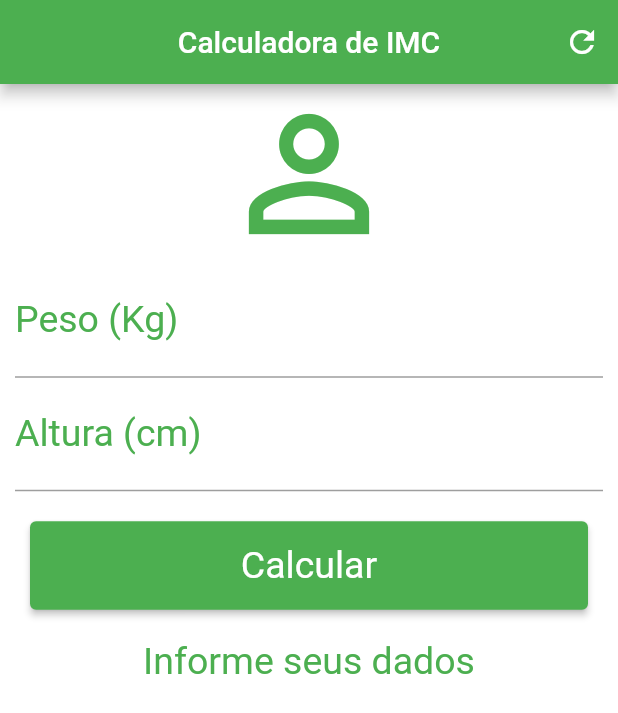
After one commit to ciroct/imc_mobile, a Flutter app: the screen it shows after launch, on a phone screen of 412 x 824 dp. The commit adds this screen. Shown: the top 713 px of the screen. Run offline on Flutter 3.47's test engine with Material 2 defaults, Android fonts, the phone set to English and light mode, and no system bars.

Commit message:
Refatorando o codigo: passando dados como parametros do construtor

```diff
--- /dev/null
+++ b/lib/forms/imc_form.dart
@@ -0,0 +1,112 @@
+import 'package:flutter/material.dart';
+
+// ignore: must_be_immutable
+class ImcForm extends StatefulWidget {
+  final TextEditingController weightController;
+  final TextEditingController heightController;
+  String infoText;
+
+  ImcForm(
+      {Key? key,
+      required this.weightController,
+      required this.heightController,
+      required this.infoText})
+      : super(key: key);
+
+  @override
+  _ImcFormState createState() => _ImcFormState();
+}
+
+class _ImcFormState extends State<ImcForm> {
+  final GlobalKey<FormState> _formKey = GlobalKey<FormState>();
+
+  void _calculate() {
+    var weight = double.parse(widget.weightController.text);
+    var height = double.parse(widget.heightController.text) / 100;
+    var imc = weight / (height * height);
+    setState(() {
+      if (imc < 18.9) {
+        widget.infoText = "Abaixo do Peso (${imc.toStringAsPrecision(3)})";
+      } else if (imc < 24.9) {
+        widget.infoText = "Peso Ideal (${imc.toStringAsPrecision(3)})";
+      } else if (imc < 29.9) {
+        widget.infoText =
+            "Levemente Acima do Peso (${imc.toStringAsPrecision(3)})";
+      } else if (imc < 34.9) {
+        widget.infoText = "Obesidade Grau I (${imc.toStringAsPrecision(3)})";
+      } else if (imc < 39.9) {
+        widget.infoText = "Obesidade Grau II (${imc.toStringAsPrecision(3)})";
+      } else {
+        widget.infoText = "Obesidade Grau III (${imc.toStringAsPrecision(3)})";
+      }
+    });
+  }
+
+  @override
+  Widget build(BuildContext context) {
+    return Form(
+      key: _formKey,
+      child: Column(
+        crossAxisAlignment: CrossAxisAlignment.stretch,
+        children: <Widget>[
+          const Icon(
+            Icons.person_outline,
+            size: 120.0,
+            color: Colors.green,
+          ),
+          TextFormField(
+            keyboardType: TextInputType.number,
+            decoration: const InputDecoration(
+                labelText: 'Peso (Kg)',
+                labelStyle: TextStyle(color: Colors.green)),
+            textAlign: TextAlign.center,
+            style: const TextStyle(color: Colors.green, fontSize: 25.0),
+            controller: widget.weightController,
+            validator: (value) {
+              if (value == null || value.isEmpty) {
+                return "Insira seu peso";
+              }
+              return null;
+            },
+          ),
+          TextFormField(
+            keyboardType: TextInputType.number,
+            decoration: const InputDecoration(
+                labelText: 'Altura (cm)',
+                labelStyle: TextStyle(color: Colors.green)),
+            textAlign: TextAlign.center,
+            style: const TextStyle(color: Colors.green, fontSize: 25.0),
+            controller: widget.heightController,
+            validator: (value) {
+              if (value == null || value.isEmpty) {
+                return "Insira sua altura";
+              }
+              return null;
+            },
+          ),
+          Padding(
+            padding: const EdgeInsets.fromLTRB(10, 20, 10, 20),
+            child: ElevatedButton(
+              onPressed: () {
+                if (_formKey.currentState!.validate()) {
+                  _calculate();
+                }
+              },
+              child: const Text("Calcular"),
+              style: ElevatedButton.styleFrom(
+                  primary: Colors.green,
+                  padding: const EdgeInsets.only(top: 15.0, bottom: 15.0),
+                  textStyle:
+                      const TextStyle(color: Colors.white, fontSize: 25.0)),
+            ),
+          ),
+          Text(
+            widget.infoText,
+            textAlign: TextAlign.center,
+            style: const TextStyle(color: Colors.green, fontSize: 25.0),
+          )
+        ],
+      ),
+    );
+  }
+}
--- /dev/null
+++ b/lib/screens/imc_screen.dart
@@ -0,0 +1,44 @@
+import 'package:flutter/material.dart';
+import 'package:imc_mobile/forms/imc_form.dart';
+
+class ImcScreen extends StatefulWidget {
+  const ImcScreen({Key? key}) : super(key: key);
+
+  @override
+  _ImcScreenState createState() => _ImcScreenState();
+}
+
+class _ImcScreenState extends State<ImcScreen> {
+  final TextEditingController weightController = TextEditingController();
+  final TextEditingController heightController = TextEditingController();
+  String _infoText = "Informe seus dados";
+
+  void resetFields() {
+    weightController.clear();
+    heightController.clear();
+    setState(() {
+      _infoText = "Informe seus dados";
+    });
+  }
+
+  @override
+  Widget build(BuildContext context) {
+    return Scaffold(
+        appBar: AppBar(
+          title: const Text('Calculadora de IMC'),
+          centerTitle: true,
+          backgroundColor: Colors.green,
+          actions: <Widget>[
+            IconButton(onPressed: resetFields, icon: const Icon(Icons.refresh))
+          ],
+        ),
+        backgroundColor: Colors.white,
+        body: SingleChildScrollView(
+            padding: const EdgeInsets.only(left: 10, right: 10),
+            child: ImcForm(
+              weightController: weightController,
+              heightController: heightController,
+              infoText: _infoText,
+            )));
+  }
+}
```
Also changed, not shown: lib/main.dart (+2 -111 lines).
